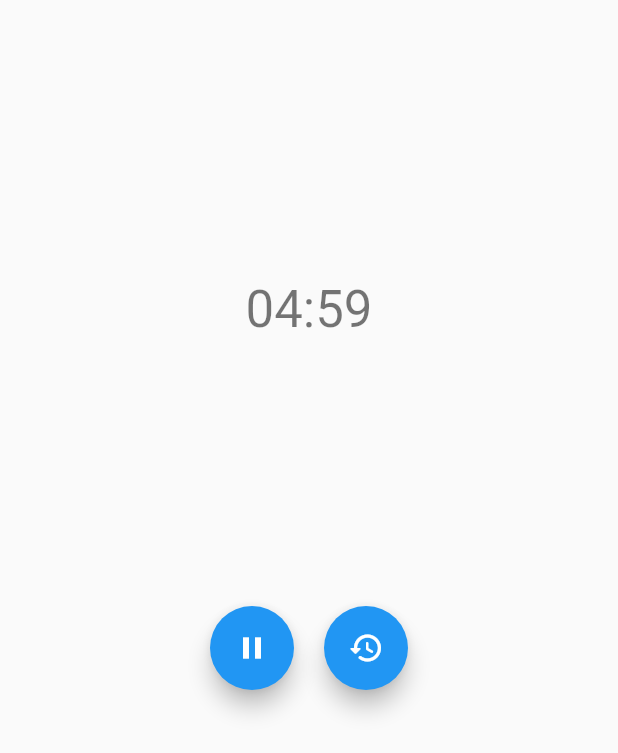
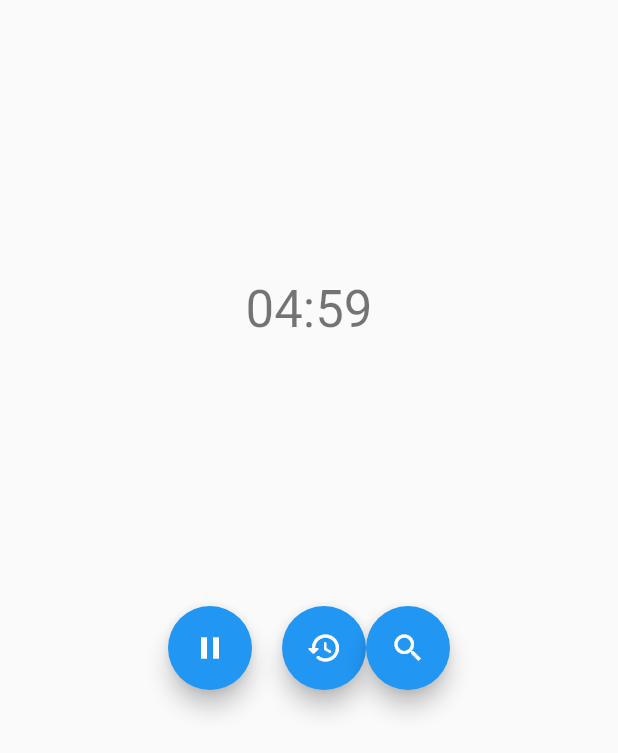
Before and after one commit to autour89/clock, a Flutter app: the screen it shows after launch, after a tap on the "timer" icon, on a phone screen of 412 x 824 dp. Shown: the top 753 px of the screen. Run offline on Flutter 3.47's test engine with Material 2 defaults, Android fonts, the phone set to English and light mode, and no system bars.

Commit message:
maintaining code

```diff
--- a/lib/blocs/HomeBloc.dart
+++ b/lib/blocs/home_bloc.dart
@@ -1,6 +1,7 @@
-import 'package:clock/models/Countdown.dart';
-import 'package:clock/models/StopWatch.dart';
+import 'package:clock/models/count_down.dart';
+import 'package:clock/models/stop_watch.dart';
 import 'package:flutter/foundation.dart';
+
 import '../services/extensions.dart';
 
 class HomeBloc with ChangeNotifier {
@@ -10,14 +11,13 @@ class HomeBloc with ChangeNotifier {
   // StopWatch get counter => _stopwatch;
   Countdown get counter => _countdown;
 
+  // String get duration => _stopwatch.elapsed.stopwatch();
   String get duration => Duration(seconds: _countdown.value).timer();
-
-  String get stopwatchDuration => _stopwatch.elapsed.stopwatch();
 
   HomeBloc() {
     _stopwatch = StopWatch(onValueChanged: () => _notifyValueChanged());
     _countdown = Countdown(
-        duration: Duration(minutes: 5),
+        duration: const Duration(minutes: 5),
         onValueChanged: () => _notifyValueChanged());
   }
 
@@ -26,5 +26,6 @@ class HomeBloc with ChangeNotifier {
   }
 
   void runTimer() =>
+      // _stopwatch.isRun ? _stopwatch.run = false : _stopwatch.run = true;
       _countdown.isRun ? _countdown.run = false : _countdown.run = true;
 }
--- a/lib/main.dart
+++ b/lib/main.dart
@@ -1,5 +1,5 @@
-import 'package:clock/blocs/HomeBloc.dart';
-import 'package:clock/views/HomePage.dart';
+import 'package:clock/blocs/home_bloc.dart';
+import 'package:clock/views/home_page.dart';
 import 'package:flutter/material.dart';
 import 'package:provider/provider.dart';
 
--- a/lib/models/Countdown.dart
+++ b/lib/models/count_down.dart
@@ -1,5 +1,5 @@
-import 'package:clock/models/Counter.dart';
-import 'package:clock/models/StopWatch.dart';
+import 'package:clock/models/counter_model.dart';
+import 'package:clock/models/stop_watch.dart';
 
 class Countdown extends StopWatch with Counter {
   late Duration duration;
@@ -8,7 +8,7 @@ class Countdown extends StopWatch with Counter {
       : super(onValueChanged: onValueChanged) {
     value = duration.inSeconds;
     onUpdate = () => decrement();
-    updateDuration = Duration(seconds: 1);
+    updateDuration = const Duration(seconds: 1);
   }
 
   @override
@@ -16,4 +16,10 @@ class Countdown extends StopWatch with Counter {
     value = duration.inSeconds;
     super.reset();
   }
+
+  set newTime(Duration duration) {
+    this.duration = duration;
+    value = this.duration.inSeconds;
+    onValueChanged();
+  }
 }
--- a/lib/views/HomePage.dart
+++ b/lib/views/home_page.dart
@@ -1,9 +1,9 @@
-import 'package:clock/views/widgets/Count.dart';
-import 'package:clock/views/widgets/Resume.dart';
+import 'package:clock/views/widgets/count_widget.dart';
+import 'package:clock/views/widgets/resume_button.dart';
 import 'package:flutter/material.dart';
 
 class HomePage extends StatefulWidget {
-  HomePage({Key? key}) : super(key: key);
+  const HomePage({Key? key}) : super(key: key);
 
   @override
   _HomePageState createState() => _HomePageState();
@@ -16,7 +16,7 @@ class _HomePageState extends State<HomePage> {
         body: SafeArea(
       child: Column(
         mainAxisAlignment: MainAxisAlignment.center,
-        children: <Widget>[
+        children: [
           Flexible(
             child: Count(),
           ),
--- a/lib/views/widgets/Resume.dart
+++ /dev/null
@@ -1,27 +0,0 @@
-import 'package:clock/blocs/HomeBloc.dart';
-import 'package:flutter/material.dart';
-import 'package:flutter/widgets.dart';
-import 'package:provider/provider.dart';
-
-class Resume extends StatelessWidget {
-  const Resume({Key? key}) : super(key: key);
-
-  @override
-  Widget build(BuildContext context) {
-    return Row(
-      mainAxisAlignment: MainAxisAlignment.center,
-      children: [
-        FloatingActionButton(
-            onPressed: context.read<HomeBloc>().runTimer,
-            child: context.select<HomeBloc, bool>((bloc) => bloc.counter.isRun)
-                ? Icon(Icons.pause)
-                : Icon(Icons.timer)),
-        SizedBox(width: 20),
-        if (context.select<HomeBloc, bool>((bloc) => !bloc.counter.isReset))
-          FloatingActionButton(
-              onPressed: context.read<HomeBloc>().counter.reset,
-              child: Icon(Icons.restore_rounded)),
-      ],
-    );
-  }
-}
--- a/lib/views/widgets/Count.dart
+++ b/lib/views/widgets/count_widget.dart
@@ -1,4 +1,4 @@
-import 'package:clock/blocs/HomeBloc.dart';
+import 'package:clock/blocs/home_bloc.dart';
 import 'package:flutter/material.dart';
 import 'package:flutter/widgets.dart';
 import 'package:provider/provider.dart';
--- /dev/null
+++ b/lib/views/widgets/resume_button.dart
@@ -0,0 +1,54 @@
+import 'package:clock/blocs/home_bloc.dart';
+import 'package:flutter/material.dart';
+import 'package:flutter/widgets.dart';
+import 'package:provider/provider.dart';
+
+class Resume extends StatelessWidget {
+  const Resume({Key? key}) : super(key: key);
+
+  void _selectTime(BuildContext context) async {
+    final TimeOfDay? newTime = await showTimePicker(
+      context: context,
+      initialTime: TimeOfDay(hour: 0, minute: 0),
+      builder: (BuildContext context, Widget? child) {
+        return MediaQuery(
+          data: MediaQuery.of(context).copyWith(alwaysUse24HourFormat: true),
+          child: child != null ? child : Center(child: Text('Empty')),
+        );
+      },
+    );
+
+    final Widget dialog = TimePickerDialog(
+      initialTime: TimeOfDay(hour: 0, minute: 0),
+      initialEntryMode: TimePickerEntryMode.input,
+    );
+    if (newTime != null) {
+      context.read<HomeBloc>().counter.newTime =
+          Duration(hours: newTime.hour, minutes: newTime.minute);
+    }
+    var time = 1;
+  }
+
+  @override
+  Widget build(BuildContext context) {
+    return Row(
+      mainAxisAlignment: MainAxisAlignment.center,
+      children: [
+        FloatingActionButton(
+            onPressed: context.read<HomeBloc>().runTimer,
+            child: context.select<HomeBloc, bool>((bloc) => bloc.counter.isRun)
+                ? Icon(Icons.pause)
+                : Icon(Icons.timer)),
+        SizedBox(width: 20),
+        if (context.select<HomeBloc, bool>((bloc) => !bloc.counter.isReset))
+          FloatingActionButton(
+              onPressed: context.read<HomeBloc>().counter.reset,
+              child: Icon(Icons.restore_rounded)),
+        FloatingActionButton(
+          onPressed: () => _selectTime(context),
+          child: Icon(Icons.search),
+        )
+      ],
+    );
+  }
+}
--- a/pubspec.yaml
+++ b/pubspec.yaml
@@ -33,6 +33,12 @@ dev_dependencies:
   flutter_test:
     sdk: flutter
   test: ^1.16.8
+  # The "flutter_lints" package below contains a set of recommended lints to
+  # encourage good coding practices. The lint set provided by the package is
+  # activated in the `analysis_options.yaml` file located at the root of your
+  # package. See that file for information about deactivating specific lint
+  # rules and activating additional ones.
+  flutter_lints: ^1.0.0
 
 
 # For information on the generic Dart part of this file, see the
```
Also changed, not shown: analysis_options.yaml (added, +29 -0 lines), lib/models/counter_model.dart (renamed from lib/models/Counter.dart), lib/models/stop_watch.dart (renamed from lib/models/StopWatch.dart), 1 other file.
